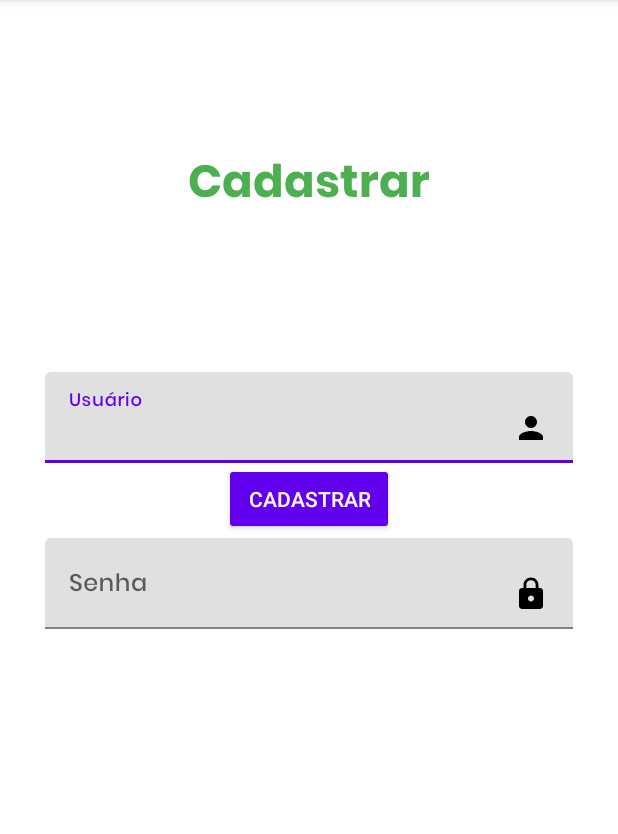
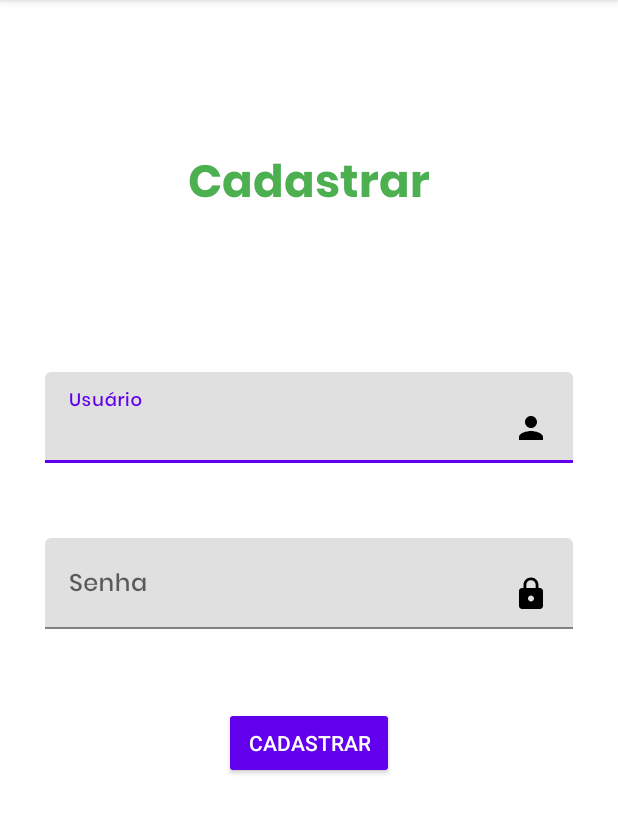
Before and after one commit to iancarlos335/IgrejaApp, an Android app: the SignUp screen opened directly, with no data from a screen before it, on a phone screen of 412 x 824 dp, the part 84-918 px from its top. Run offline under Robolectric (Android 15) with nearby library versions, the phone set to English and light mode, and no system bars.

```diff
--- a/app/src/main/res/layout/activity_login.xml
+++ b/app/src/main/res/layout/activity_login.xml
@@ -8,6 +8,7 @@
 
 
     <TextView
+        android:id="@+id/txtLogin"
         android:layout_width="match_parent"
         android:layout_height="wrap_content"
         android:text="@string/login"
@@ -59,7 +60,7 @@
     </com.google.android.material.textfield.TextInputLayout>
 
     <Button
-        android:id="@+id/btnSignUp"
+        android:id="@+id/btnLogin"
         style="@style/Widget.AppCompat.Button.Colored"
         android:layout_width="wrap_content"
         android:layout_height="wrap_content"
--- a/app/src/main/res/layout/activity_sign_up.xml
+++ b/app/src/main/res/layout/activity_sign_up.xml
@@ -62,12 +62,13 @@
     <Button
         android:id="@+id/btnSignUp"
         style="@style/Widget.AppCompat.Button.Colored"
+        android:layout_width="wrap_content"
+        android:layout_height="wrap_content"
+        android:layout_marginTop="52dp"
+        android:text="@string/sign_up"
         app:layout_constraintEnd_toEndOf="parent"
         app:layout_constraintStart_toStartOf="parent"
-        app:layout_constraintTop_toBottomOf="@+id/textInputLayout4"
-        android:layout_width="wrap_content"
-        android:layout_height="wrap_content"
-        android:text="@string/sign_up" />
+        app:layout_constraintTop_toBottomOf="@+id/textInputLayout5" />
 
 
 
--- a/app/src/main/res/values-night/themes.xml
+++ b/app/src/main/res/values-night/themes.xml
@@ -1,4 +1,4 @@
-<resources xmlns:tools="http://schemas.android.com/tools">
+<resources>
     <!-- Base application theme. -->
     <style name="Theme.IgrejaApp" parent="Theme.MaterialComponents.DayNight.DarkActionBar">
         <!-- Primary brand color. -->
@@ -10,7 +10,7 @@
         <item name="colorSecondaryVariant">@color/teal_200</item>
         <item name="colorOnSecondary">@color/black</item>
         <!-- Status bar color. -->
-        <item name="android:statusBarColor" tools:targetApi="l">?attr/colorPrimaryVariant</item>
+        <item name="android:statusBarColor" >?attr/colorPrimaryVariant</item>
         <!-- Customize your theme here. -->
     </style>
 </resources>
--- a/app/src/main/res/values/themes.xml
+++ b/app/src/main/res/values/themes.xml
@@ -1,4 +1,4 @@
-<resources xmlns:tools="http://schemas.android.com/tools">
+<resources>
     <!-- Base application theme. -->
     <style name="Theme.IgrejaApp" parent="Theme.MaterialComponents.DayNight.DarkActionBar">
         <!-- Primary brand color. -->
@@ -10,7 +10,7 @@
         <item name="colorSecondaryVariant">@color/teal_700</item>
         <item name="colorOnSecondary">@color/black</item>
         <!-- Status bar color. -->
-        <item name="android:statusBarColor" tools:targetApi="l">?attr/colorPrimaryVariant</item>
+        <item name="android:statusBarColor" >?attr/colorPrimaryVariant</item>
         <!-- Customize your theme here. -->
     </style>
 </resources>
--- a/build.gradle
+++ b/build.gradle
@@ -7,7 +7,7 @@ plugins {
 allprojects {
     repositories {
         google()
-        jcenter()
+        mavenCentral()
         mavenCentral()
         maven { url "https://jitpack.io" }
     }
```
Also changed, not shown: app/build.gradle (+4 -4 lines).
